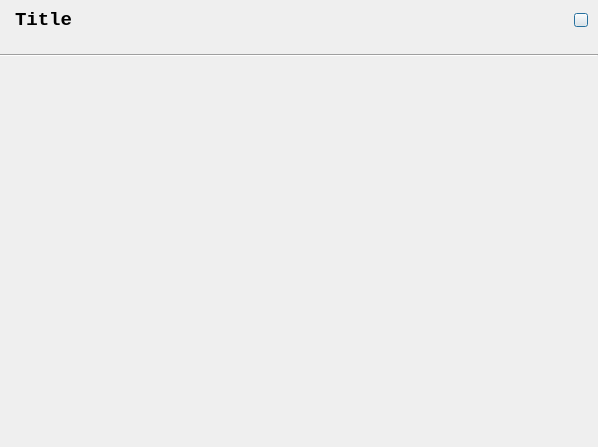
Before: the Qt Designer form mpgui/basedialog.ui in wyrover/markplus_win32, drawn with Qt 5.
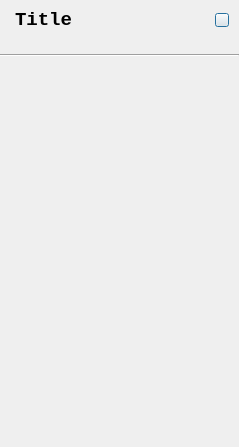
After: the same form once the commit is applied. Icons and pictures are not drawn.

Commit message: 重新设计了日志属性设置对话框，并为对话框添加了qss渲染

The edit to the form file:
```diff
--- a/mpgui/basedialog.ui
+++ b/mpgui/basedialog.ui
@@ -6,7 +6,7 @@
    <rect>
     <x>0</x>
     <y>0</y>
-    <width>598</width>
+    <width>239</width>
     <height>447</height>
    </rect>
   </property>
```
Left out of the diff: 4 changed lines with no effect on the pictures. The commit also changes 7 other files.
